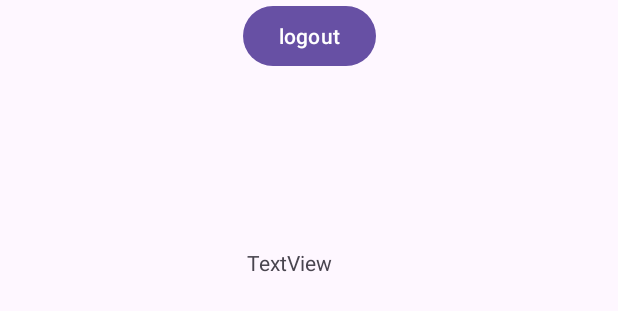
After one commit to cyrinefakhfakh/Projectwithyosr, an Android app: the layout activity_logout.xml on its own in the app's theme, with its tools: preview values and no code run, on a phone screen of 412 x 824 dp. The commit adds this screen. Shown: the top 311 px of the screen. Run offline under Robolectric (Android 15) with nearby library versions, the phone set to English and light mode, and no system bars.

```diff
--- a/app/src/main/res/layout/activity_login.xml
+++ b/app/src/main/res/layout/activity_login.xml
@@ -16,7 +16,7 @@
         android:layout_alignParentStart="true"
         android:layout_alignParentTop="true"
         android:layout_marginStart="-4dp"
-        android:layout_marginTop="-13dp"
+        android:layout_marginTop="-20dp"
         app:layout_constraintEnd_toEndOf="parent"
         app:layout_constraintHorizontal_bias="0.0"
         app:layout_constraintStart_toStartOf="parent"
@@ -27,8 +27,8 @@
         android:id="@+id/logintext"
         android:layout_width="wrap_content"
         android:layout_height="wrap_content"
+        android:layout_marginTop="28dp"
         android:padding="25dp"
-        android:layout_marginTop="30dp"
         android:text="Login"
         android:textColor="#050505"
         android:textSize="40sp"
--- /dev/null
+++ b/app/src/main/res/layout/activity_logout.xml
@@ -0,0 +1,29 @@
+<?xml version="1.0" encoding="utf-8"?>
+<androidx.constraintlayout.widget.ConstraintLayout xmlns:android="http://schemas.android.com/apk/res/android"
+    xmlns:app="http://schemas.android.com/apk/res-auto"
+    xmlns:tools="http://schemas.android.com/tools"
+    android:layout_width="match_parent"
+    android:layout_height="match_parent"
+    tools:context=".logout">
+
+    <Button
+        android:id="@+id/logout"
+        android:layout_width="wrap_content"
+        android:layout_height="wrap_content"
+        android:text="logout"
+        app:layout_constraintEnd_toEndOf="parent"
+        app:layout_constraintStart_toStartOf="parent"
+        tools:layout_editor_absoluteY="217dp" />
+
+    <TextView
+        android:id="@+id/user_details"
+        android:layout_width="wrap_content"
+        android:layout_height="wrap_content"
+        android:layout_marginStart="163dp"
+        android:layout_marginTop="165dp"
+        android:layout_marginEnd="190dp"
+        android:text="TextView"
+        app:layout_constraintEnd_toEndOf="parent"
+        app:layout_constraintStart_toStartOf="parent"
+        app:layout_constraintTop_toTopOf="parent" />
+</androidx.constraintlayout.widget.ConstraintLayout>
--- a/app/src/main/res/layout/activity_signup.xml
+++ b/app/src/main/res/layout/activity_signup.xml
@@ -13,7 +13,7 @@
         android:layout_height="167dp"
         app:layout_constraintEnd_toEndOf="parent"
         app:layout_constraintStart_toStartOf="parent"
-        android:layout_marginTop="-13dp"
+        android:layout_marginTop="-20dp"
         app:layout_constraintTop_toTopOf="parent"
         app:srcCompat="@drawable/backround" />
 
--- /dev/null
+++ b/app/src/main/res/values/strings.xml
@@ -0,0 +1 @@
+<resources></resources>
--- a/build.gradle.kts
+++ b/build.gradle.kts
@@ -1,3 +1,8 @@
+buildscript {
+    dependencies {
+        classpath("com.google.gms:google-services:4.4.1")
+    }
+}
 // Top-level build file where you can add configuration options common to all sub-projects/modules.
 plugins {
     id("com.android.application") version "8.2.1" apply false
```
Also changed, not shown: app/build.gradle.kts (+8 -1 lines), app/src/main/AndroidManifest.xml (+4 -6 lines), app/src/main/java/com/example/project/MapsActivity.java (+10 -1 lines), app/src/main/java/com/example/project/login.java (+58 -27 lines), app/src/main/java/com/example/project/logout.java (added, +45 -0 lines), app/src/main/java/com/example/project/signup.java (+56 -17 lines), 1 other file.
